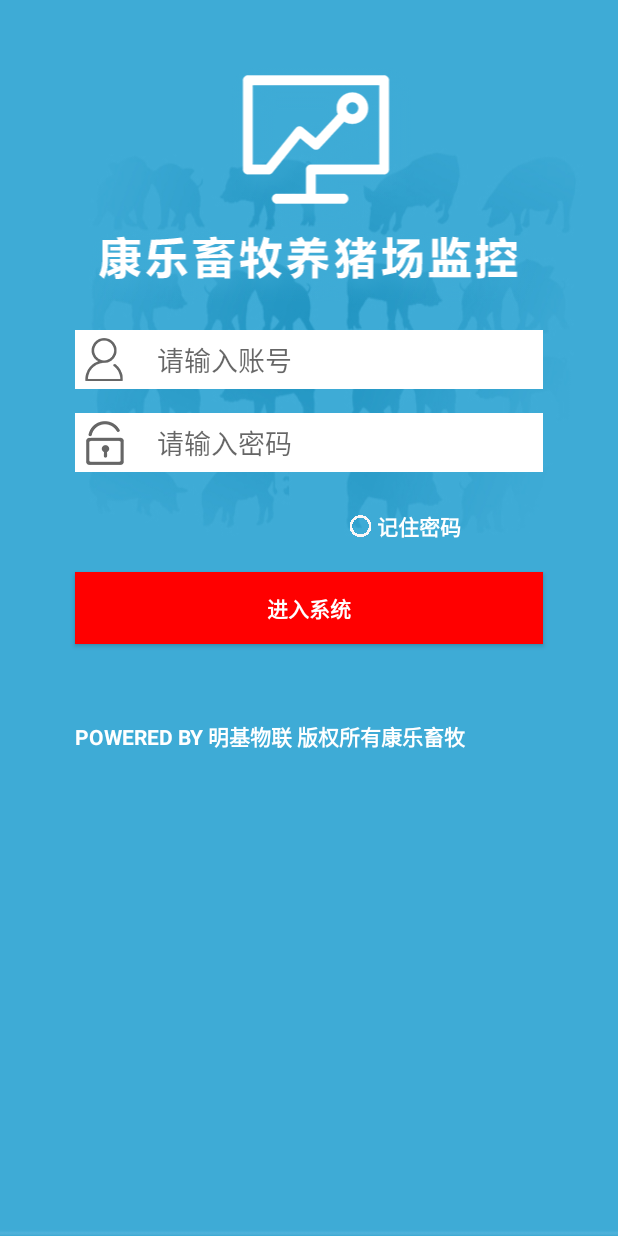
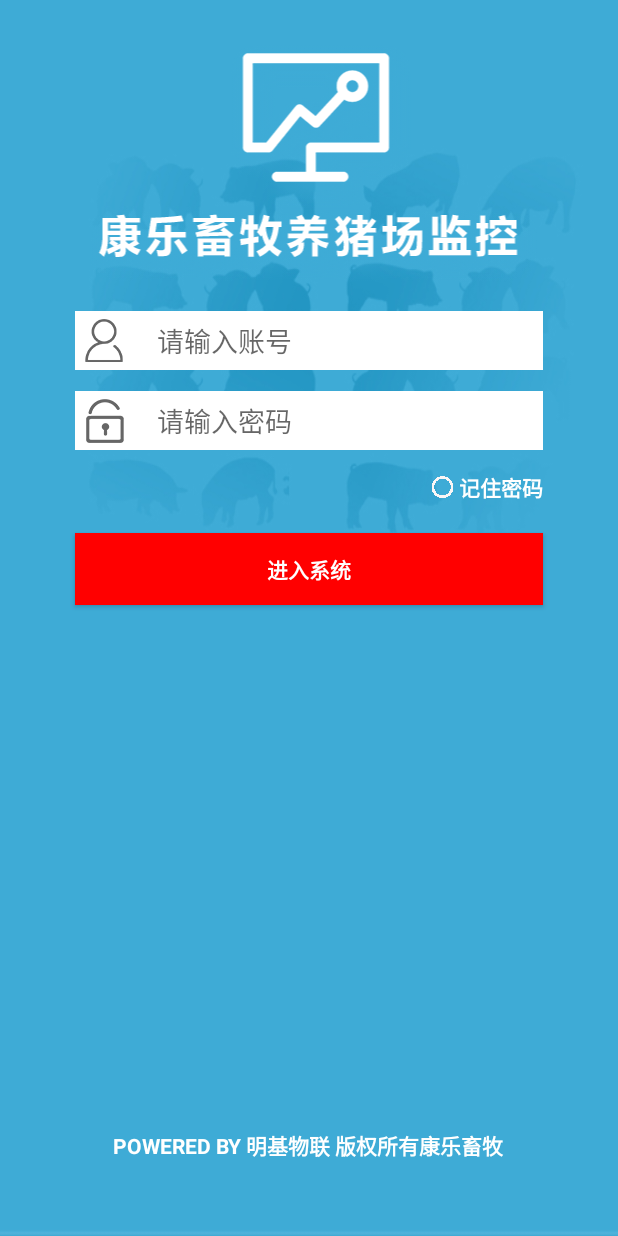
Before and after one commit to jinzhucn/FosterPig, an Android app: the screen it shows after launch (LoginActivity), on a phone screen of 412 x 824 dp. Run offline under Robolectric (Android 15) with nearby library versions, the phone set to English and light mode, and no system bars.

Commit message:
对登录界面进行适配

```diff
--- a/app/src/main/res/layout/activity_login.xml
+++ b/app/src/main/res/layout/activity_login.xml
@@ -4,22 +4,20 @@
     android:layout_width="match_parent"
     android:layout_height="match_parent"
     android:background="@mipmap/login_background"
-    android:orientation="vertical"
     tools:context=".activity.LoginActivity">
 
     <ImageView
+        android:id="@+id/iv_login_top_logo"
         android:layout_width="match_parent"
         android:layout_height="wrap_content"
-        android:layout_marginTop="30dp"
-
+        android:layout_marginTop="@dimen/login_top_logo_margin_top"
         android:src="@mipmap/login_top" />
 
     <EditText
+        android:layout_marginTop="12dp"
         android:id="@+id/login_user"
         style="@style/editText_child"
-        android:layout_alignParentTop="true"
-        android:layout_marginBottom="@dimen/activity_vertical_margin"
-        android:layout_marginTop="220dp"
+        android:layout_below="@+id/iv_login_top_logo"
         android:drawableLeft="@mipmap/login_user"
         android:drawableStart="@mipmap/login_user"
         android:hint="@string/login_hit_user"
@@ -28,9 +26,8 @@
     <EditText
         android:id="@+id/login_password"
         style="@style/editText_child"
-        android:layout_width="match_parent"
-        android:layout_height="wrap_content"
         android:layout_below="@id/login_user"
+        android:layout_marginTop="@dimen/login_two_edit_text_margin"
         android:drawableLeft="@mipmap/login_password"
         android:drawableStart="@mipmap/login_password"
         android:hint="@string/login_hit_password"
@@ -39,9 +36,12 @@
 
     <CheckBox
         android:id="@+id/cb_login_remember_password"
-        style="@style/login_remember_password"
         android:layout_width="wrap_content"
         android:layout_height="wrap_content"
+        android:layout_alignParentRight="true"
+        android:layout_below="@id/login_password"
+        android:layout_marginRight="50dp"
+        android:layout_marginTop="@dimen/login_two_edit_text_margin"
         android:button="@null"
         android:checked="false"
         android:drawableLeft="@drawable/selector_login_radiobutton_bg"
@@ -62,9 +62,11 @@
         android:textStyle="bold" />
 
     <TextView
-        style="@style/login_foot"
-        android:layout_width="match_parent"
+        android:layout_width="wrap_content"
         android:layout_height="wrap_content"
+        android:layout_alignParentBottom="true"
+        android:layout_centerHorizontal="true"
+        android:layout_marginBottom="@dimen/login_bottom_text_margin_bottom"
         android:text="@string/login_foot"
         android:textColor="@color/white"
         android:textStyle="bold" />
--- a/app/src/main/res/values-800x480/dimens.xml
+++ b/app/src/main/res/values-800x480/dimens.xml
@@ -3,4 +3,8 @@
     <dimen name="tap_middle">5dp</dimen>
     <dimen name="tap_text_padding">4dp</dimen>
 
+    <dimen name="login_top_logo_margin_top">15dp</dimen>
+    <dimen name="login_two_edit_text_margin">14dp</dimen>
+    <dimen name="login_bottom_text_margin_bottom">50dp</dimen>
+
 </resources>
--- a/app/src/main/res/values/dimens.xml
+++ b/app/src/main/res/values/dimens.xml
@@ -7,4 +7,9 @@
     <dimen name="tap_middle">10dp</dimen>
     <dimen name="tap_text_padding">8dp</dimen>
 
+    <dimen name="login_top_logo_margin_top">15dp</dimen>
+    <dimen name="login_two_edit_text_margin">18dp</dimen>
+    <dimen name="login_bottom_text_margin_bottom">60dp</dimen>
+
+
 </resources>
--- a/app/src/main/res/values/styles.xml
+++ b/app/src/main/res/values/styles.xml
@@ -64,15 +64,4 @@
         <item name="android:layout_marginLeft">50dp</item>
     </style>
 
-    <style name="login_foot">
-        <item name="android:layout_marginTop">480dp</item>
-        <item name="android:layout_marginLeft">50dp</item>
-        <item name="android:layout_marginRight">50dp</item>
-    </style>
-    <style name="login_remember_password">
-        <item name="android:layout_marginTop">340dp</item>
-        <item name="android:layout_marginRight">50dp</item>
-        <item name="android:layout_marginLeft">230dp</item>
-    </style>
-
 </resources>
```
